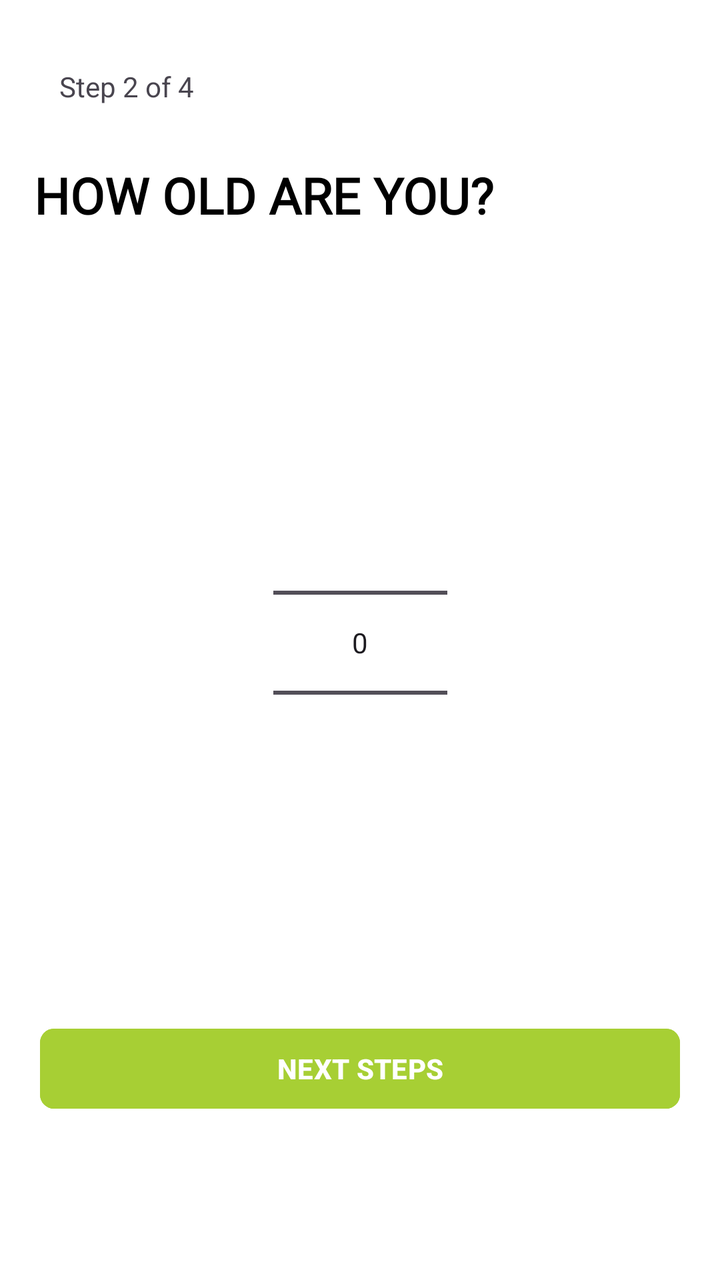
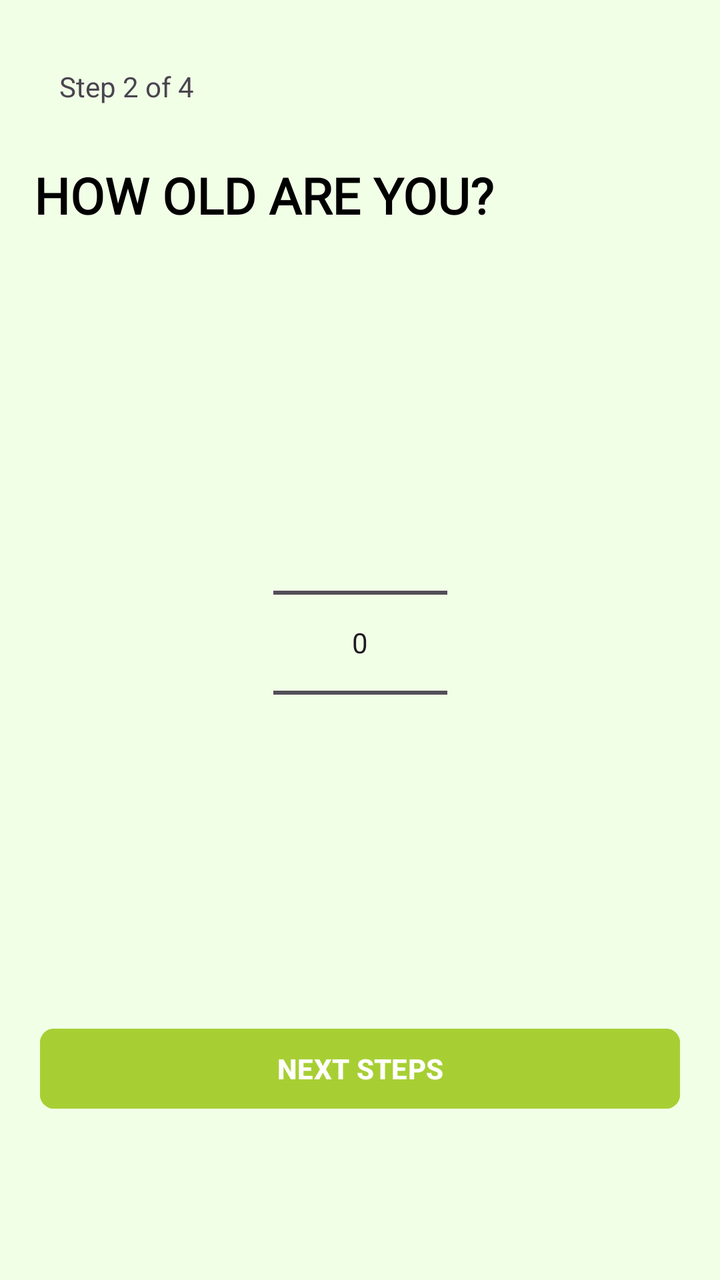

Before-and-after screenshots of an Android layout around one commit, followed by the original layout XML and the change that was made.
<!-- AndroidManifest.xml: application theme Theme.FitPro -->
<!-- res/layout/activity_main4.xml -->
<?xml version="1.0" encoding="utf-8"?>
<androidx.constraintlayout.widget.ConstraintLayout xmlns:android="http://schemas.android.com/apk/res/android"
    xmlns:app="http://schemas.android.com/apk/res-auto"
    xmlns:tools="http://schemas.android.com/tools"
    android:id="@+id/main"
    android:layout_width="match_parent"
    android:layout_height="match_parent"
    android:background="@android:color/white"
    tools:context=".MainActivity4">

    

    

    

    <TextView
        android:id="@+id/textView17"
        android:layout_width="wrap_content"
        android:layout_height="wrap_content"
        android:text="Step 2 of 4"
        app:layout_constraintBottom_toBottomOf="parent"
        app:layout_constraintEnd_toEndOf="parent"
        app:layout_constraintHorizontal_bias="0.101"
        app:layout_constraintStart_toStartOf="parent"
        app:layout_constraintTop_toTopOf="parent"
        app:layout_constraintVertical_bias="0.054" />

    <TextView
        android:id="@+id/titleText"
        android:layout_width="wrap_content"
        android:layout_height="wrap_content"
        android:layout_marginTop="28dp"
        android:fontFamily="@font/bebas_neue"
        android:text="HOW OLD ARE YOU?"
        android:textColor="@android:color/black"
        android:textSize="25dp"
        android:textStyle="bold"
        app:layout_constraintEnd_toEndOf="parent"
        app:layout_constraintHorizontal_bias="0.131"
        app:layout_constraintStart_toStartOf="parent"
        app:layout_constraintTop_toBottomOf="@+id/textView17" />

    <NumberPicker
        android:id="@+id/agePicker"
        android:layout_width="87dp"
        android:layout_height="262dp"
        android:layout_marginTop="76dp"
        app:layout_constraintEnd_toEndOf="parent"
        app:layout_constraintStart_toStartOf="parent"
        app:layout_constraintTop_toBottomOf="@+id/titleText" />

    <Button
        android:id="@+id/nextBtn"
        android:layout_width="0dp"
        android:layout_height="wrap_content"
        android:layout_margin="20dp"
        android:backgroundTint="#A7CF34"
        android:text="NEXT STEPS"
        android:textColor="@android:color/white"
        android:textStyle="bold"
        app:cornerRadius="7dp"
        app:layout_constraintBottom_toBottomOf="parent"
        app:layout_constraintEnd_toEndOf="parent"
        app:layout_constraintHorizontal_bias="0.6"
        app:layout_constraintStart_toStartOf="parent"
        app:layout_constraintTop_toTopOf="parent"
        app:layout_constraintVertical_bias="0.888" />

</androidx.constraintlayout.widget.ConstraintLayout>
<!-- resources referenced by this layout -->
<resources>
  <style name="Theme.FitPro" parent="Base.Theme.FitPro" />
  <style name="Base.Theme.FitPro" parent="Theme.Material3.DayNight.NoActionBar">
          
          
      </style>
</resources>

<!-- the commit's change to res/layout/activity_main4.xml (unified diff, before → after) -->
@@ -5,7 +5,7 @@
     android:id="@+id/main"
     android:layout_width="match_parent"
     android:layout_height="match_parent"
-    android:background="@android:color/white"
+    android:background="#F1FFE7"
     tools:context=".MainActivity4">
 
     
